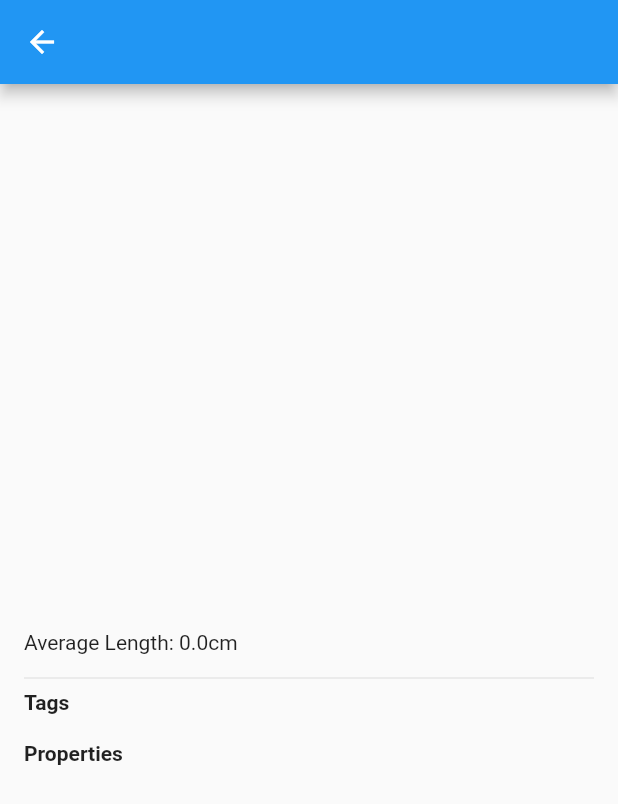
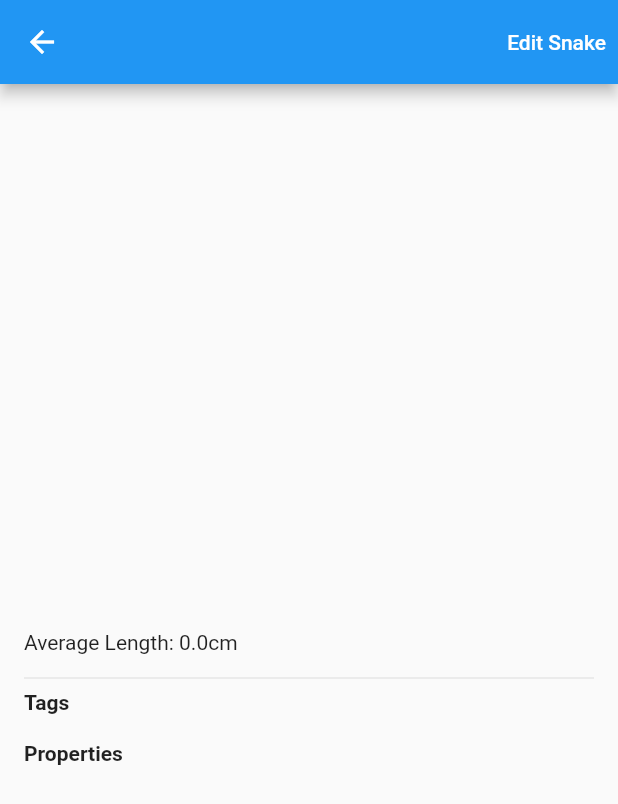
Before and after one commit to askabdulhaseeb/snake-identifier-app, a Flutter app: the SnakeDetailScreen screen opened directly with empty values, on a phone screen of 412 x 824 dp. Shown: the top 804 px of the screen. Run offline on Flutter 3.47's test engine with Material 2 defaults, Android fonts, the phone set to English and light mode, and no system bars; drawn by our look-alikes of carousel_slider; our stand-ins replace cached_network_image, cloud_firestore, file_picker, firebase_auth, firebase_core, firebase_storage and 1 more; accounts and stored records are empty.

Commit message:
edit icons

```diff
--- a/lib/database/auth_methods.dart
+++ b/lib/database/auth_methods.dart
@@ -2,6 +2,7 @@ import 'package:cloud_firestore/cloud_firestore.dart';
 import 'package:firebase_auth/firebase_auth.dart';
 import 'package:firebase_storage/firebase_storage.dart';
 import 'package:flutter/material.dart';
+import '../views/auth/sign_in_screen.dart';
 import '../widgets/custom_widgets/custom_toast.dart';
 
 class AuthMethods {
@@ -81,5 +82,8 @@ class AuthMethods {
 
   Future<void> signOut(BuildContext context) async {
     await _auth.signOut();
+    // ignore: use_build_context_synchronously
+    Navigator.of(context).pushNamedAndRemoveUntil(
+        SignInScreen.routeName, (Route<dynamic> route) => false);
   }
 }
--- a/lib/enum/dashboard_tile_enum.dart
+++ b/lib/enum/dashboard_tile_enum.dart
@@ -5,7 +5,7 @@ import '../views/user_screens/user_search_screen.dart';
 enum DashboardTileEnum {
   snakes('Snakes', '', true, SnakesScreen.routeName),
   compare('Compare', '', true, SnakeCompareScreen.routeName),
-  emergeny('Emergency', '', false, ''),
+  emergeny('Emergency', '', false, '000'),
   comunity('Comunity', '', false, ''),
   user('Search User', '', true, UserSearchScreen.routeName);
 
--- a/lib/views/snakes/snake_detail_screen.dart
+++ b/lib/views/snakes/snake_detail_screen.dart
@@ -11,7 +11,20 @@ class SnakeDetailScreen extends StatelessWidget {
   @override
   Widget build(BuildContext context) {
     return Scaffold(
-      appBar: AppBar(title: Text(snake.name)),
+      appBar: AppBar(
+        title: Text(snake.name),
+        actions: <Widget>[
+          TextButton(
+            onPressed: () {
+              //TODO: Edit Snake Screen
+            },
+            child: const Text(
+              'Edit Snake',
+              style: TextStyle(color: Colors.white),
+            ),
+          ),
+        ],
+      ),
       body: SingleChildScrollView(
         child: Column(
           crossAxisAlignment: CrossAxisAlignment.start,
```
Also changed, not shown: lib/views/main_screen/main_screen.dart (+8 -0 lines).
